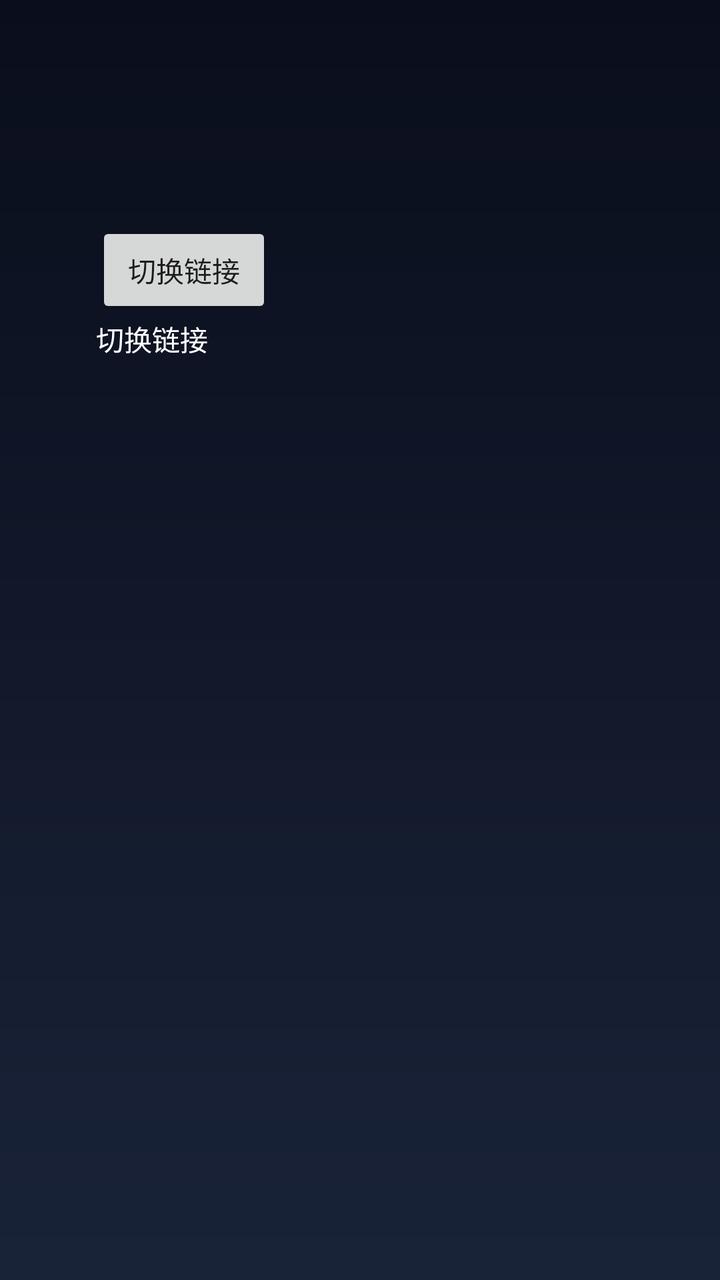
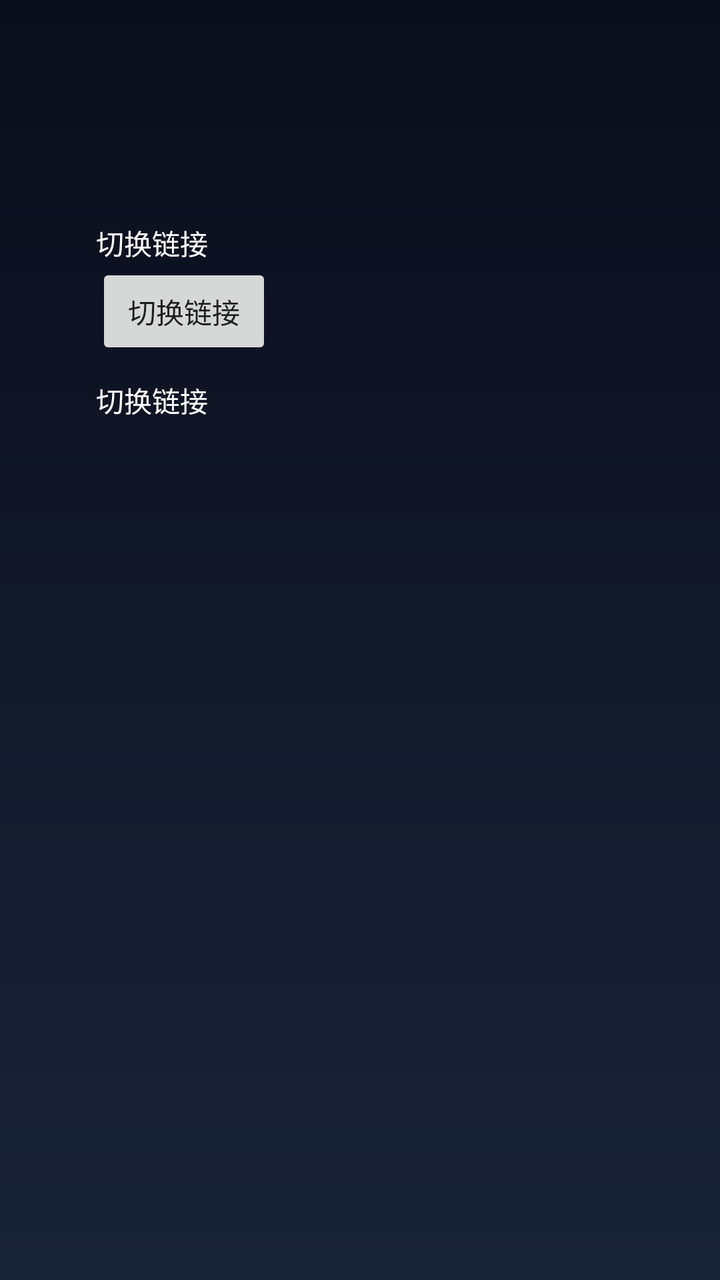

Screens rendered from an Android XML layout before and after an edit, with the pre-edit source and the edit as a unified diff.
<!-- AndroidManifest.xml: application theme AppTheme -->
<!-- res/layout/fragment_mine.xml -->
<?xml version="1.0" encoding="utf-8"?>
<androidx.constraintlayout.widget.ConstraintLayout xmlns:android="http://schemas.android.com/apk/res/android"
        xmlns:app="http://schemas.android.com/apk/res-auto"
        xmlns:tools="http://schemas.android.com/tools"
        android:layout_width="match_parent"
        android:layout_height="match_parent">


    <androidx.constraintlayout.widget.ConstraintLayout
            android:layout_width="match_parent"
            android:layout_height="match_parent"
            android:paddingStart="48dp"
            android:paddingTop="111dp"
            android:paddingEnd="48dp"
            android:clipChildren="false"
            android:clipToPadding="false"
            app:layout_constraintLeft_toLeftOf="parent"
            app:layout_constraintTop_toTopOf="parent"
            >

        <Button
                android:id="@+id/btn_change_url"
                android:layout_width="wrap_content"
                android:layout_height="wrap_content"
                android:text="@string/mine_action_change_url"
                app:layout_constraintLeft_toLeftOf="parent"
                app:layout_constraintTop_toTopOf="parent" />

        <TextView
                android:id="@+id/tv_url"
                android:layout_width="wrap_content"
                android:layout_height="wrap_content"
                android:textColor="@color/colorWhite"
                android:text="@string/mine_action_change_url"
                app:layout_constraintLeft_toLeftOf="parent"
                app:layout_constraintTop_toBottomOf="@id/btn_change_url" />

    </androidx.constraintlayout.widget.ConstraintLayout>

</androidx.constraintlayout.widget.ConstraintLayout>
<!-- resources referenced by this layout -->
<resources>
  <color name="colorWhite">#FFFFFF</color>
  <string name="mine_action_change_url">切换链接</string>
  <style name="AppTheme" parent="Theme.AppCompat.Light.NoActionBar">
          
          <item name="colorPrimary">@color/colorPrimary</item>
          <item name="colorPrimaryDark">@color/colorPrimaryDark</item>
          <item name="colorAccent">@color/colorAccent</item>
          <item name="android:windowBackground">@drawable/bg_gradient_home</item>
  
      </style>
  <color name="colorPrimary">#008577</color>
  <color name="colorPrimaryDark">#00574B</color>
  <color name="colorAccent">#D81B60</color>
  <!-- drawable bg_gradient_home (drawable) -->
  <?xml version="1.0" encoding="utf-8"?>
  <shape android:shape="rectangle"
    xmlns:android="http://schemas.android.com/apk/res/android">
      <gradient android:startColor="#ff0a0e1c" android:endColor="#ff192338" android:angle="270.0" />
  </shape>
</resources>

<!-- the commit's change to res/layout/fragment_mine.xml (unified diff, before → after) -->
@@ -4,7 +4,6 @@
         xmlns:tools="http://schemas.android.com/tools"
         android:layout_width="match_parent"
         android:layout_height="match_parent">
-
 
     <androidx.constraintlayout.widget.ConstraintLayout
             android:layout_width="match_parent"
@@ -18,23 +17,42 @@
             app:layout_constraintTop_toTopOf="parent"
             >
 
+        <TextView
+                android:id="@+id/tv_app"
+                android:layout_width="wrap_content"
+                android:layout_height="wrap_content"
+                android:textColor="@color/colorWhite"
+                android:text="@string/mine_action_change_url"
+                app:layout_constraintLeft_toLeftOf="parent"
+                app:layout_constraintTop_toTopOf="parent" />
+
         <Button
                 android:id="@+id/btn_change_url"
                 android:layout_width="wrap_content"
                 android:layout_height="wrap_content"
                 android:text="@string/mine_action_change_url"
                 app:layout_constraintLeft_toLeftOf="parent"
-                app:layout_constraintTop_toTopOf="parent" />
+                app:layout_constraintTop_toBottomOf="@id/tv_app" />
 
         <TextView
                 android:id="@+id/tv_url"
                 android:layout_width="wrap_content"
                 android:layout_height="wrap_content"
+                android:layout_marginTop="@dimen/btn_space"
                 android:textColor="@color/colorWhite"
                 android:text="@string/mine_action_change_url"
                 app:layout_constraintLeft_toLeftOf="parent"
                 app:layout_constraintTop_toBottomOf="@id/btn_change_url" />
 
+        <RadioGroup
+                android:id="@+id/rg_urls"
+                android:layout_width="wrap_content"
+                android:layout_height="wrap_content"
+                tools:layout_editor_absoluteX="73dp"
+                tools:layout_editor_absoluteY="231dp"
+                app:layout_constraintLeft_toLeftOf="parent"
+                app:layout_constraintTop_toBottomOf="@id/tv_url" />
+
     </androidx.constraintlayout.widget.ConstraintLayout>
 
 </androidx.constraintlayout.widget.ConstraintLayout>
<!-- resource entries referenced after the edit -->
@@ -1,6 +1,7 @@
 <!-- resources referenced by this layout -->
 <resources>
   <color name="colorWhite">#FFFFFF</color>
+  <dimen name="btn_space">10dp</dimen>
   <string name="mine_action_change_url">切换链接</string>
   <style name="AppTheme" parent="Theme.AppCompat.Light.NoActionBar">
           
